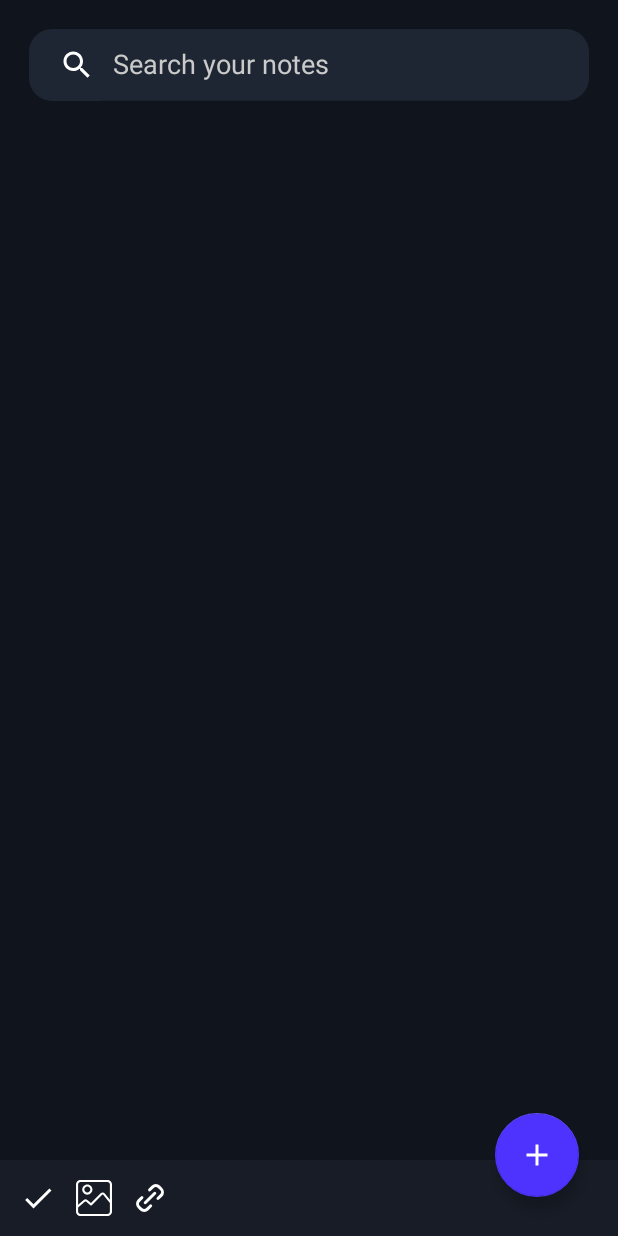
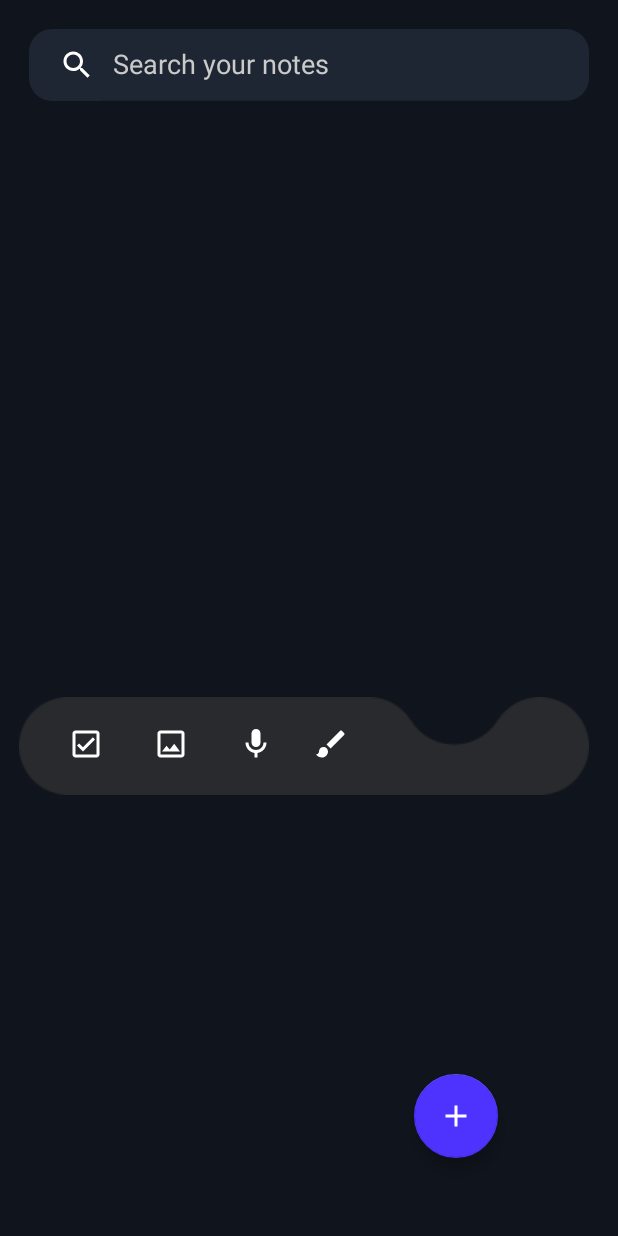
Before and after one commit to aritra-tech/KeepIt, an Android app: the screen it shows after launch (MainActivity), on a phone screen of 412 x 824 dp. Run offline under Robolectric (Android 15) with nearby library versions, the phone set to English and light mode, and no system bars; our stand-ins replace Room's generated code, sdp/ssp sizes.

Commit message:
UI Fixed and Navigation Bar Added

```diff
--- /dev/null
+++ b/app/src/main/res/drawable/checkbox.xml
@@ -0,0 +1,5 @@
+<vector android:height="24dp" android:tint="#FFFFFF"
+    android:viewportHeight="24" android:viewportWidth="24"
+    android:width="24dp" xmlns:android="http://schemas.android.com/apk/res/android">
+    <path android:fillColor="@android:color/white" android:pathData="M19,3L5,3c-1.1,0 -2,0.9 -2,2v14c0,1.1 0.9,2 2,2h14c1.1,0 2,-0.9 2,-2L21,5c0,-1.1 -0.9,-2 -2,-2zM19,19L5,19L5,5h14v14zM17.99,9l-1.41,-1.42 -6.59,6.59 -2.58,-2.57 -1.42,1.41 4,3.99z"/>
+</vector>
--- /dev/null
+++ b/app/src/main/res/drawable/image.xml
@@ -0,0 +1,5 @@
+<vector android:height="24dp" android:tint="#FFFFFF"
+    android:viewportHeight="24" android:viewportWidth="24"
+    android:width="24dp" xmlns:android="http://schemas.android.com/apk/res/android">
+    <path android:fillColor="@android:color/white" android:pathData="M19,5v14L5,19L5,5h14m0,-2L5,3c-1.1,0 -2,0.9 -2,2v14c0,1.1 0.9,2 2,2h14c1.1,0 2,-0.9 2,-2L21,5c0,-1.1 -0.9,-2 -2,-2zM14.14,11.86l-3,3.87L9,13.14 6,17h12l-3.86,-5.14z"/>
+</vector>
--- /dev/null
+++ b/app/src/main/res/drawable/mic.xml
@@ -0,0 +1,6 @@
+<vector android:height="24dp" android:tint="#FFFFFF"
+    android:viewportHeight="24" android:viewportWidth="24"
+    android:width="24dp" xmlns:android="http://schemas.android.com/apk/res/android">
+    <path android:fillColor="@android:color/white" android:pathData="M12,14c1.66,0 3,-1.34 3,-3V5c0,-1.66 -1.34,-3 -3,-3S9,3.34 9,5v6C9,12.66 10.34,14 12,14z"/>
+    <path android:fillColor="@android:color/white" android:pathData="M17,11c0,2.76 -2.24,5 -5,5s-5,-2.24 -5,-5H5c0,3.53 2.61,6.43 6,6.92V21h2v-3.08c3.39,-0.49 6,-3.39 6,-6.92H17z"/>
+</vector>
--- a/app/src/main/res/layout/fragment_home.xml
+++ b/app/src/main/res/layout/fragment_home.xml
@@ -34,50 +34,64 @@
 
     <LinearLayout
         android:id="@+id/l1"
-        android:layout_width="match_parent"
+        android:layout_width="380dp"
         android:layout_height="wrap_content"
-        android:background="@color/colorPrimary"
+        android:layout_marginTop="384dp"
+        android:background="@drawable/navigation_bar"
         android:orientation="horizontal"
-        android:padding="@dimen/_10sdp"
+        android:padding="@dimen/_15sdp"
+
         android:visibility="visible"
-        app:layout_constraintBottom_toBottomOf="parent"
         app:layout_constraintEnd_toEndOf="parent"
-        app:layout_constraintStart_toStartOf="parent">
+        app:layout_constraintHorizontal_bias="0.387"
+        app:layout_constraintStart_toStartOf="parent"
+        app:layout_constraintTop_toBottomOf="@+id/recycler_view">
 
         <ImageView
             android:layout_width="wrap_content"
             android:layout_height="wrap_content"
-            android:src="@drawable/ic_tick"
+            android:layout_marginStart="@dimen/_10sdp"
+            android:layout_marginEnd="@dimen/_15sdp"
+            android:src="@drawable/checkbox"
             app:tint="@color/ColorWhite" />
 
         <ImageView
             android:layout_width="wrap_content"
             android:layout_height="wrap_content"
             android:layout_marginStart="@dimen/_10sdp"
-            android:layout_marginEnd="@dimen/_10sdp"
-            android:src="@drawable/ic_image"
+            android:layout_marginEnd="@dimen/_15sdp"
+            android:src="@drawable/image"
             app:tint="@color/ColorWhite" />
 
         <ImageView
             android:layout_width="wrap_content"
             android:layout_height="wrap_content"
-            android:src="@drawable/ic_link"
+            android:layout_marginStart="@dimen/_10sdp"
+            android:layout_marginEnd="@dimen/_15sdp"
+            android:src="@drawable/mic"
+            app:tint="@color/ColorWhite" />
+
+        <ImageView
+            android:layout_width="wrap_content"
+            android:layout_height="wrap_content"
+            android:layout_marginStart="@dimen/_5sdp"
+            android:src="@drawable/brush"
             app:tint="@color/ColorWhite" />
 
 
     </LinearLayout>
 
     <com.google.android.material.floatingactionbutton.FloatingActionButton
+        android:id="@+id/fabBtnCreateNote"
         android:layout_width="wrap_content"
         android:layout_height="wrap_content"
+        android:layout_marginEnd="80dp"
+        android:layout_marginBottom="52dp"
         android:background="@color/colorAccent"
-        android:id="@+id/fabBtnCreateNote"
+        android:src="@drawable/ic_add"
         android:tint="@color/ColorWhite"
-        android:layout_marginEnd="@dimen/_20sdp"
-        android:layout_marginBottom="@dimen/_20sdp"
         app:layout_constraintBottom_toBottomOf="parent"
-        app:layout_constraintEnd_toEndOf="parent"
-        android:src="@drawable/ic_add"/>
+        app:layout_constraintEnd_toEndOf="parent" />
 
 
 </androidx.constraintlayout.widget.ConstraintLayout>
```
Also changed, not shown: app/src/main/res/drawable-v24/navigation_bar.png (added).
